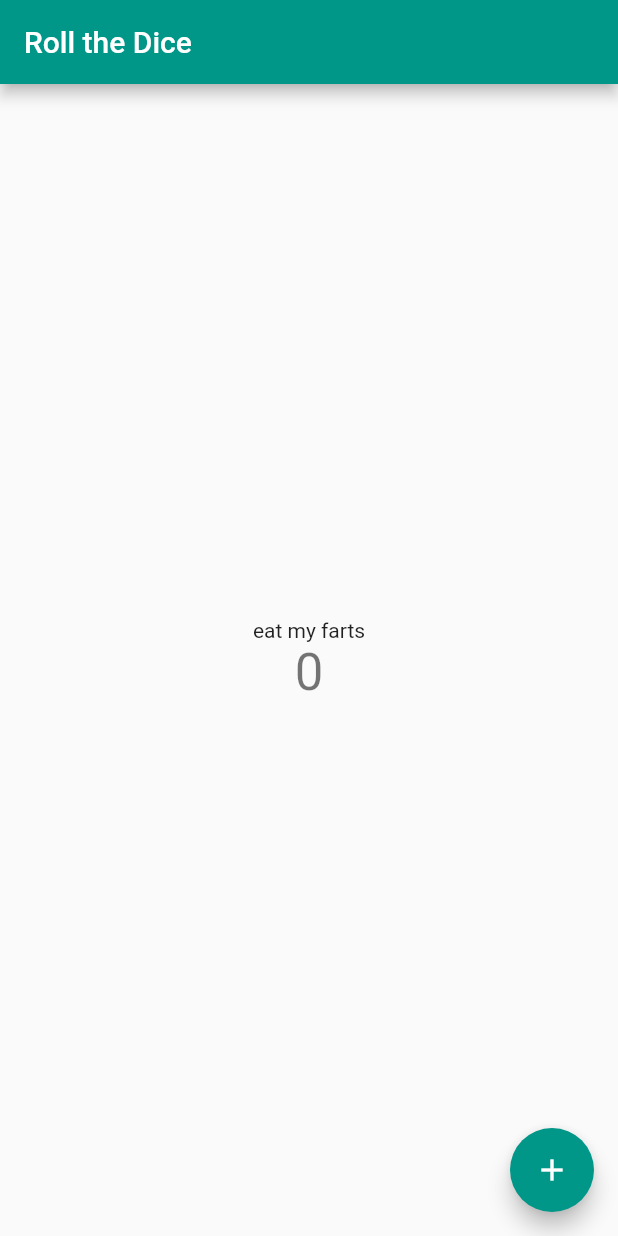
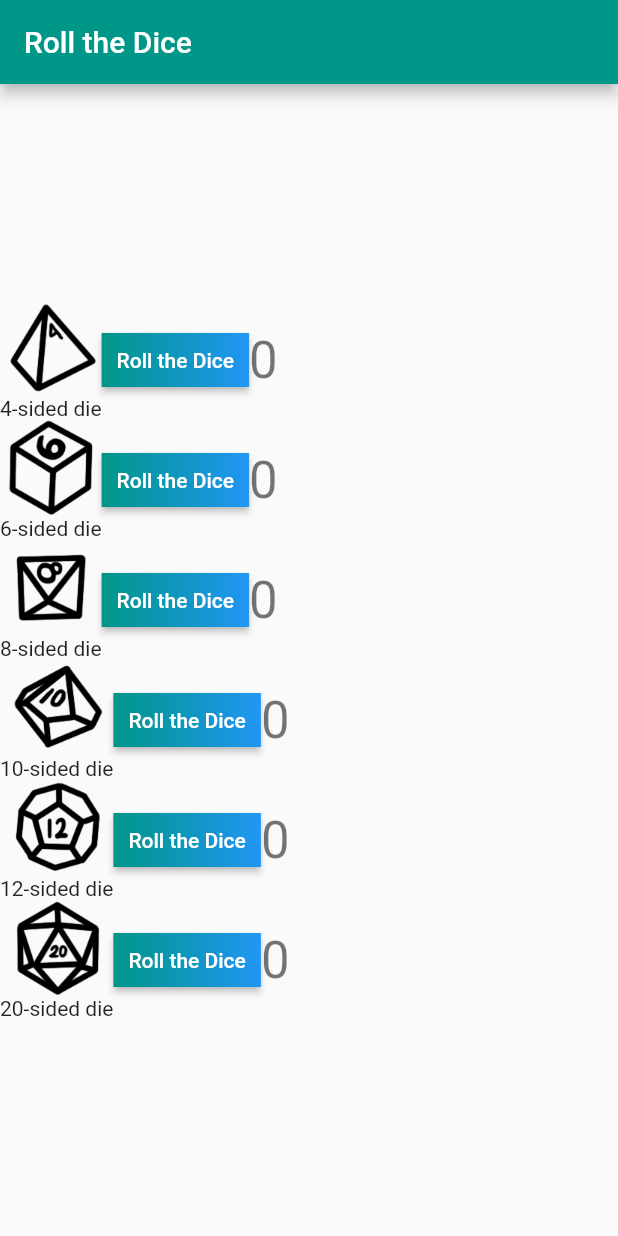
Before and after one commit to 009Kings/Dem_Dice, a Flutter app: the screen it shows after launch, on a phone screen of 412 x 824 dp. Run offline on Flutter 3.47's test engine with Material 2 defaults, Android fonts, the phone set to English and light mode, and no system bars.

Commit message:
sweet logic bro. Nice assets

```diff
--- a/lib/main.dart
+++ b/lib/main.dart
@@ -4,7 +4,6 @@ import 'dart:math';
 void main() => runApp(MyApp());
 
 class MyApp extends StatelessWidget {
-  // This widget is the root of your application.
   @override
   Widget build(BuildContext context) {
     return MaterialApp(
@@ -17,31 +16,8 @@ class MyApp extends StatelessWidget {
   }
 }
 
-// class HomePage extends StatelessWidget {
-//   @override
-//   Widget build(BuildContext context) {
-//     return Scaffold(
-//       appBar: AppBar(
-//         title:Text('Roll the Dice')
-//       ),
-//       body: Column(
-//         children: <Widget>[],
-//       ),
-//     );
-//   }
-// }
-
 class MyHomePage extends StatefulWidget {
   MyHomePage({Key key, this.title}) : super(key: key);
-
-  // This widget is the home page of your application. It is stateful, meaning
-  // that it has a State object (defined below) that contains fields that affect
-  // how it looks.
-
-  // This class is the configuration for the state. It holds the values (in this
-  // case the title) provided by the parent (in this case the App widget) and
-  // used by the build method of the State. Fields in a Widget subclass are
-  // always marked "final".
 
   final String title;
 
@@ -50,68 +26,76 @@ class MyHomePage extends StatefulWidget {
 }
 
 class _MyHomePageState extends State<MyHomePage> {
-  int _counter = 0;
+  Map<String, int> _result = {
+    'd4': 0,
+    'd6': 0,
+    'd8': 0,
+    'd10': 0,
+    'd12': 0,
+    'd20': 0,
+  };
 
-  void _incrementCounter() {
+  void _incrementCounter(int max) {
     setState(() {
-      // This call to setState tells the Flutter framework that something has
-      // changed in this State, which causes it to rerun the build method below
-      // so that the display can reflect the updated values. If we changed
-      // _counter without calling setState(), then the build method would not be
-      // called again, and so nothing would appear to happen.
-      _counter++;
+      _result['d${max}'] = Random().nextInt(max) + 1;
     });
   }
 
   @override
   Widget build(BuildContext context) {
-    // This method is rerun every time setState is called, for instance as done
-    // by the _incrementCounter method above.
-    //
-    // The Flutter framework has been optimized to make rerunning build methods
-    // fast, so that you can just rebuild anything that needs updating rather
-    // than having to individually change instances of widgets.
+
+    Widget _buildDiceRow(int dX) {
+      return Container(
+        child: Row(
+          mainAxisSize: MainAxisSize.max,
+          children: <Widget>[
+            Column(
+              children: <Widget>[
+                Image.asset("assets/d$dX.png", scale: 2.0, width: 64.0, height: 64.0),
+                Text("$dX-sided die")
+              ],
+            ),
+            RaisedButton(
+              onPressed: () => _incrementCounter(dX),
+              textColor: Colors.white,
+              padding: const EdgeInsets.all(0.0),
+              child: Container(
+                decoration: const BoxDecoration(
+                  gradient: LinearGradient(
+                    colors: <Color>[Colors.teal, Colors.blue],
+                  ),
+                ),
+                padding: const EdgeInsets.all(10.0),
+                child: Text('Roll the Dice'),
+              ),
+            ),
+            Text(
+                "${_result['d${dX}']}",
+                style: Theme.of(context).textTheme.display1,
+            ),
+          ],
+        )
+      );
+    }
+
+
     return Scaffold(
       appBar: AppBar(
-        // Here we take the value from the MyHomePage object that was created by
-        // the App.build method, and use it to set our appbar title.
         title: Text(widget.title),
       ),
       body: Center(
-        // Center is a layout widget. It takes a single child and positions it
-        // in the middle of the parent.
         child: Column(
-          // Column is also layout widget. It takes a list of children and
-          // arranges them vertically. By default, it sizes itself to fit its
-          // children horizontally, and tries to be as tall as its parent.
-          //
-          // Invoke "debug painting" (press "p" in the console, choose the
-          // "Toggle Debug Paint" action from the Flutter Inspector in Android
-          // Studio, or the "Toggle Debug Paint" command in Visual Studio Code)
-          // to see the wireframe for each widget.
-          //
-          // Column has various properties to control how it sizes itself and
-          // how it positions its children. Here we use mainAxisAlignment to
-          // center the children vertically; the main axis here is the vertical
-          // axis because Columns are vertical (the cross axis would be
-          // horizontal).
           mainAxisAlignment: MainAxisAlignment.center,
           children: <Widget>[
-            Text(
-              'eat my farts',
-            ),
-            Text(
-              '$_counter',
-              style: Theme.of(context).textTheme.display1,
-            ),
+            _buildDiceRow(4),
+            _buildDiceRow(6),
+            _buildDiceRow(8),
+            _buildDiceRow(10),
+            _buildDiceRow(12),
+            _buildDiceRow(20),
           ],
         ),
       ),
-      floatingActionButton: FloatingActionButton(
-        onPressed: _incrementCounter,
-        tooltip: 'Increment',
-        child: Icon(Icons.add),
-      ), // This trailing comma makes auto-formatting nicer for build methods.
     );
   }
 }
```
Also changed, not shown: assets/d10.png (added), assets/d12.png (added), assets/d20.png (added), assets/d4.png (added), assets/d6.png (added), assets/d8.png (added).
